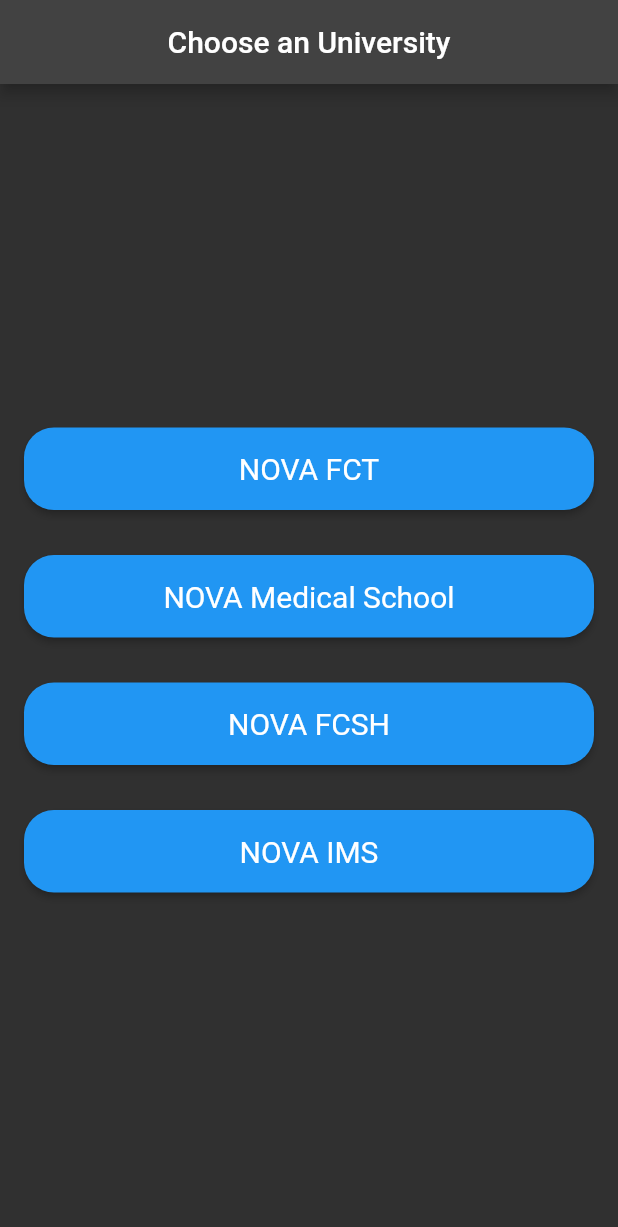
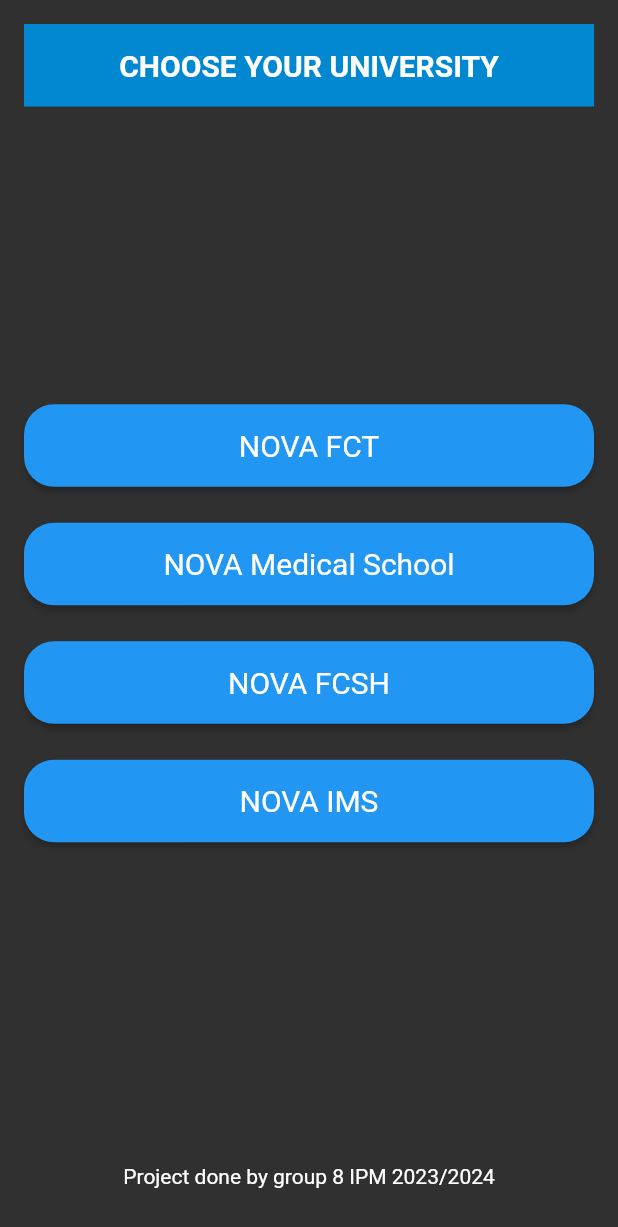
Before and after one commit to JHGarciaXD/IPM2023, a Flutter app: the screen it shows after launch, on a phone screen of 412 x 824 dp. Shown: the top 1227 px of the screen. Run offline on Flutter 3.47's test engine with Material 2 defaults, Android fonts, the phone set to English and light mode, and no system bars; our stand-ins replace flutter_dotenv, flutter_map, geolocator, latlong2, shared_preferences, sliding_up_panel and 1 more; missing offline and left inert: flutter_map_location_marker.

```diff
--- a/nova_maps/lib/Views/UniversityChoice.dart
+++ b/nova_maps/lib/Views/UniversityChoice.dart
@@ -2,23 +2,35 @@ import 'package:flutter/material.dart';
 import 'package:nova_maps/Views/CustomDrawerPage.dart.dart';
 import 'package:nova_maps/Views/HomePage.dart';
 import 'package:shared_preferences/shared_preferences.dart';
-
 const double SPACING = 30;
 
 class UniversityChoice extends StatelessWidget {
-
   @override
   Widget build(BuildContext context) {
     return Scaffold(
-      appBar: AppBar(
-
-        title: Center(child: Text('Choose an University')), //  Updated title
+      body: Padding(
+        padding: const EdgeInsets.all(16.0),
+        child: Column(
+          mainAxisAlignment: MainAxisAlignment.start,
+          crossAxisAlignment: CrossAxisAlignment.stretch,
+          children: [
+            Container(
+              padding: EdgeInsets.all(16.0),
+              color: Colors.lightBlue[700],
+              child: Center(
+                child: Text(
+                  'CHOOSE YOUR UNIVERSITY',
+                  style: TextStyle(
+                    color: Colors.white,
+                    fontSize: 20.0,
+                    fontWeight: FontWeight.bold,
                   ),
-      body: Padding(
-        padding: const EdgeInsets.all(16.0), // Added padding around the column
-        child: Stack(
-          children: [
-            Center(
+                ),
+              ),
+            ),
+            SizedBox(height: 24.0),
+            Expanded(
+              child: Center(
                 child: Column(
                   mainAxisAlignment: MainAxisAlignment.center,
                   children: [
@@ -28,26 +40,27 @@ class UniversityChoice extends StatelessWidget {
                         updateFirstTime();
                         Navigator.pushReplacement(
                           context,
-                        MaterialPageRoute(builder: (context) => CustomDrawerPage()),
+                          MaterialPageRoute(
+                            builder: (context) => CustomDrawerPage(),
+                          ),
                         );
                       },
                     ),
-                  SizedBox(height: SPACING), // Added spacing between buttons
+                    SizedBox(height: 24.0),
                     UniversityButton(
                       text: 'NOVA Medical School',
                       onPressed: () {
                         _showInDevelopmentPopup(context);
                       },
                     ),
-                  SizedBox(height: SPACING), // Added spacing between buttons
+                    SizedBox(height: 24.0),
                     UniversityButton(
                       text: 'NOVA FCSH',
                       onPressed: () {
                         _showInDevelopmentPopup(context);
                       },
                     ),
-
-                  SizedBox(height: SPACING), // Added spacing between buttons
+                    SizedBox(height: 24.0),
                     UniversityButton(
                       text: 'NOVA IMS',
                       onPressed: () {
@@ -57,12 +70,28 @@ class UniversityChoice extends StatelessWidget {
                   ],
                 ),
               ),
+            ),
+            SizedBox(height: 24.0), // Added spacing before the footer
+            Container(
+              padding: EdgeInsets.all(16.0),
+              child: Center(
+                child: Text(
+                  'Project done by group 8 IPM 2023/2024',
+                  style: TextStyle(
+                    color: Colors.white,
+                    fontSize: 14.0,
+                    //fontStyle: FontStyle.italic,
+                  ),
+                ),
+              ),
+            ),
           ],
         ),
       ),
     );
   }
 }
+
 
 Future<void> updateFirstTime() async {
   final prefs = await SharedPreferences.getInstance();
@@ -74,14 +103,39 @@ void _showInDevelopmentPopup(BuildContext context) {
     context: context,
     builder: (BuildContext context) {
       return AlertDialog(
-        title: Text('In Development'),
-        content: Text('This map is not finished.'),
+        title: Text(
+          'In Development',
+          style: TextStyle(fontSize: 24, fontWeight: FontWeight.bold),
+        ),
+        content: Column(
+          crossAxisAlignment: CrossAxisAlignment.start,
+          mainAxisSize: MainAxisSize.min,
+          children: [
+            SizedBox(height: 10),
+            Text(
+              'This map is not finished.',
+              style: TextStyle(fontSize: 16),
+            ),
+          ],
+        ),
         actions: <Widget>[
-          TextButton(
+          Row(
+            mainAxisAlignment: MainAxisAlignment.center,
+            children: [
+              ElevatedButton(
+                style: ElevatedButton.styleFrom(
+                  primary: Colors.blue,
+                  minimumSize: Size(40, 20),
+                ),
                 onPressed: () {
                   Navigator.of(context).pop();
                 },
-            child: Text('OK'),
+                child: Text(
+                  'OK',
+                  style: TextStyle(fontSize: 16, color: Colors.white),
+                ),
+              ),
+            ],
           ),
         ],
       );
```
Also changed, not shown: nova_maps/lib/Views/WeatherPage.dart (+23 -7 lines), nova_maps/lib/Views/WeatherPageSecundary.dart (+22 -6 lines). Lines whose indentation alone changed are shown as unchanged.
